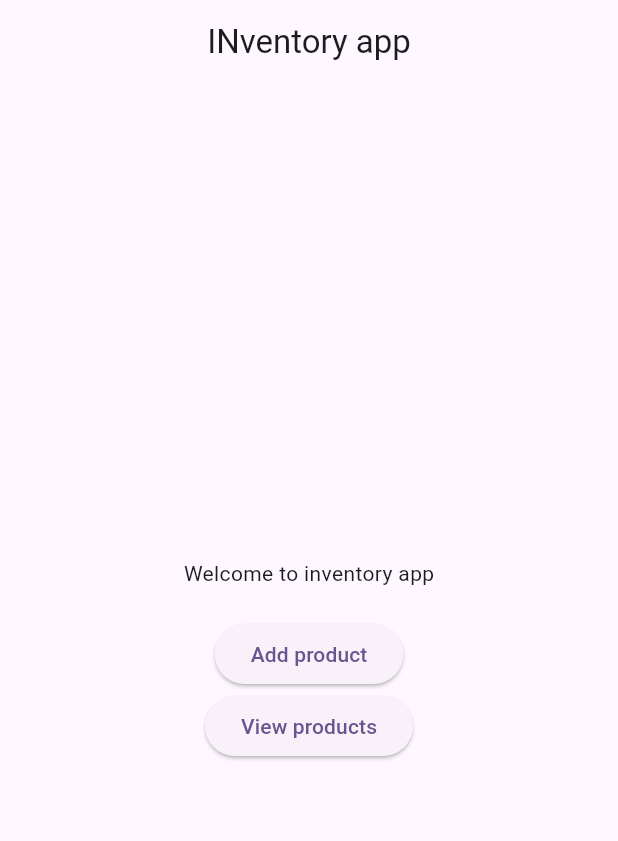
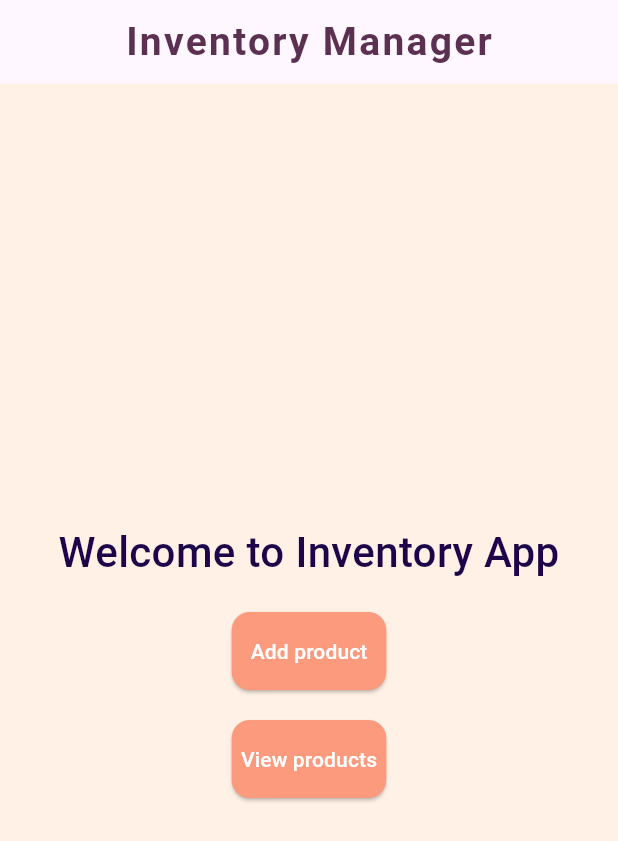
Before and after one commit to shraddhasa666/Inventory-_management_system, a Flutter app: the screen it shows after launch, on a phone screen of 412 x 824 dp. Shown: the top 841 px of the screen. Run offline on Flutter 3.47's test engine with Material 3 defaults, Android fonts, the phone set to English and light mode, and no system bars; our stand-ins replace cloud_firestore, firebase_core, image_picker; accounts and stored records are empty; Roboto replaces fonts that are missing (Georgia).

Commit message:
changed background color and changed the ui of home screen

```diff
--- a/lib/home_page.dart
+++ b/lib/home_page.dart
@@ -8,17 +8,37 @@ class HomePage extends StatelessWidget {
   @override
   Widget build(BuildContext context) {
     return Scaffold(
+      backgroundColor: Color(0xFFFFF1E6),
       appBar: AppBar(
-        title: Text("INventory app"),
+        title: Text("Inventory Manager",
+        style: TextStyle(
+          fontSize: 26,
+          fontWeight: FontWeight.w700,
+          letterSpacing: 1.5,
+          fontFamily: 'Georgia',
+          color: const Color.fromARGB(255, 91, 48, 81),
+        ),
+        ),
         centerTitle: true,
       ),
       body: Center(
         child: Column(
           mainAxisAlignment: MainAxisAlignment.center,
             children: [
-              Text("Welcome to inventory app"),
+              Text(
+                "Welcome to Inventory App",
+                textAlign: TextAlign.center,
+                style: TextStyle(
+                  fontSize: 28,
+                  fontWeight: FontWeight.w500,
+                  fontFamily: 'Georgia',
+                  color: const Color.fromARGB(255, 30, 5, 74),
+                ),
+                ),
               SizedBox(height: 20,),
-              ElevatedButton(
+              SizedBox(
+                width: MediaQuery.of(context).size.width*0.25,
+                child: ElevatedButton(
                 onPressed: (){
                  Navigator.push(context,
                  MaterialPageRoute(
@@ -26,15 +46,37 @@ class HomePage extends StatelessWidget {
                   ),
                  );
                 },
+                style: ElevatedButton.styleFrom(
+                  backgroundColor: const Color.fromARGB(255, 251, 154, 124),
+                  foregroundColor: Colors.white,
+                  padding: EdgeInsets.symmetric(vertical: 16),
+                  shape: RoundedRectangleBorder(
+                    borderRadius: BorderRadiusGeometry.circular(12),
+                  )
+                ),
                 child: Text("Add product")),
-              ElevatedButton(
+              ),
+
+              SizedBox(height: 20),
+              SizedBox(
+                width: MediaQuery.of(context).size.width*0.25,
+                child: ElevatedButton(
                   onPressed: () {
                     Navigator.push(
                       context,
                       MaterialPageRoute(builder: (context) => const ProductListScreen()),
                       );
                   },
-                child: Text("View products"))
+                  style: ElevatedButton.styleFrom(
+                  backgroundColor: const Color.fromARGB(255, 251, 154, 124),
+                  foregroundColor: Colors.white,
+                  padding: EdgeInsets.symmetric(vertical: 16),
+                  shape: RoundedRectangleBorder(
+                    borderRadius: BorderRadiusGeometry.circular(12),
+                  )
+                  ),
+                  child: Text("View products")),
+              )
             ],
         ),
       ),
```
Lines whose indentation alone changed are shown as unchanged.
